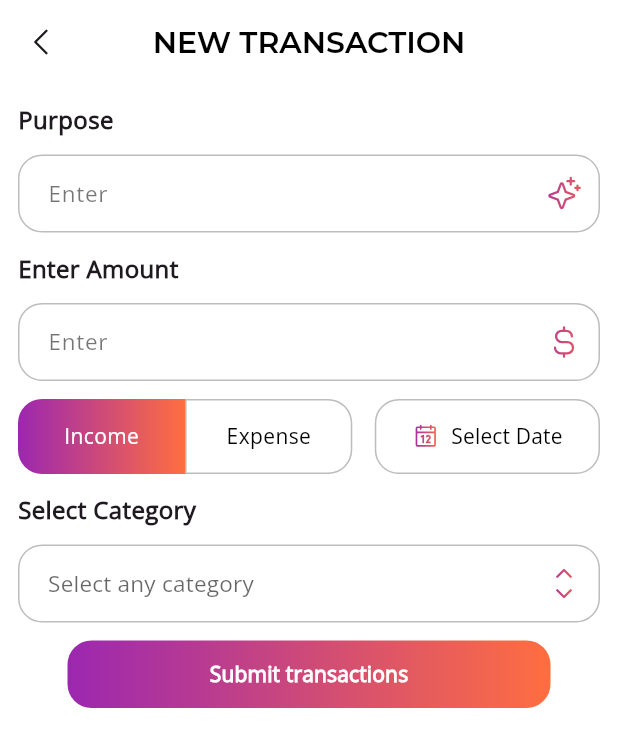
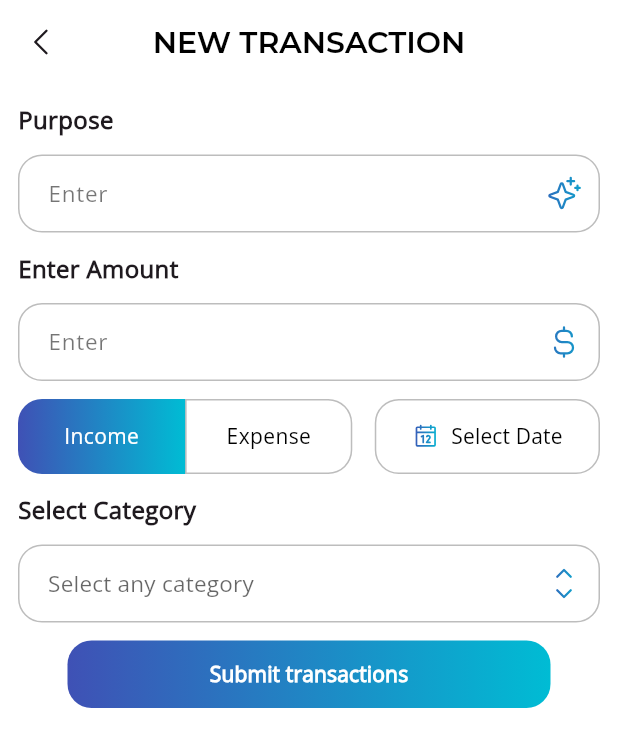
Before and after one commit to Ananduudayan180/Money-Manager-Application, a Flutter app: the AddTransactionsScreen screen opened by its route, on a phone screen of 412 x 824 dp. Shown: the top 747 px of the screen. Run offline on Flutter 3.47's test engine with Material 3 defaults, Android fonts, the phone set to English and light mode, and no system bars; our stand-ins replace flutter_slidable, hive_flutter, phosphor_flutter; accounts and stored records are empty.

Commit message:
style(theme): update gradient colors in new transaction page and adjust focused color for text fields and dropdown buttons

```diff
--- a/lib/screens/transactions/add_transactions/add_transactions_screen.dart
+++ b/lib/screens/transactions/add_transactions/add_transactions_screen.dart
@@ -21,7 +21,8 @@ class _AddTransactionsScreenState extends State<AddTransactionsScreen> {
   DateTime? pickedDate;
   CategoryModel? selectedCategoryModel;
   bool isIncome = true;
-  List<Color> colors = [Colors.purple, Colors.deepOrangeAccent];
+  List<Color> colors = [Color(0xFF3F51B5), Color(0xFF00BCD4)];
+  Color focusedColor = Color(0xFF0097A7);
   @override
   Widget build(BuildContext context) {
     return Scaffold(
@@ -84,7 +85,7 @@ class _AddTransactionsScreenState extends State<AddTransactionsScreen> {
                       borderRadius: BorderRadius.circular(16),
                     ),
                     focusedBorder: OutlineInputBorder(
-                      borderSide: BorderSide(color: Colors.deepOrangeAccent),
+                      borderSide: BorderSide(color: focusedColor),
                       borderRadius: BorderRadius.circular(16),
                     ),
 
@@ -134,7 +135,7 @@ class _AddTransactionsScreenState extends State<AddTransactionsScreen> {
                       borderSide: BorderSide(width: 1, color: Colors.black26),
                     ),
                     focusedBorder: OutlineInputBorder(
-                      borderSide: BorderSide(color: Colors.deepOrangeAccent),
+                      borderSide: BorderSide(color: focusedColor),
                       borderRadius: BorderRadius.circular(16),
                     ),
 
@@ -303,7 +304,7 @@ class _AddTransactionsScreenState extends State<AddTransactionsScreen> {
                       borderSide: BorderSide(width: 1, color: Colors.black26),
                     ),
                     focusedBorder: OutlineInputBorder(
-                      borderSide: BorderSide(color: Colors.deepOrangeAccent),
+                      borderSide: BorderSide(color: focusedColor),
                       borderRadius: BorderRadius.circular(16),
                     ),
                     fillColor: Colors.white,
```
